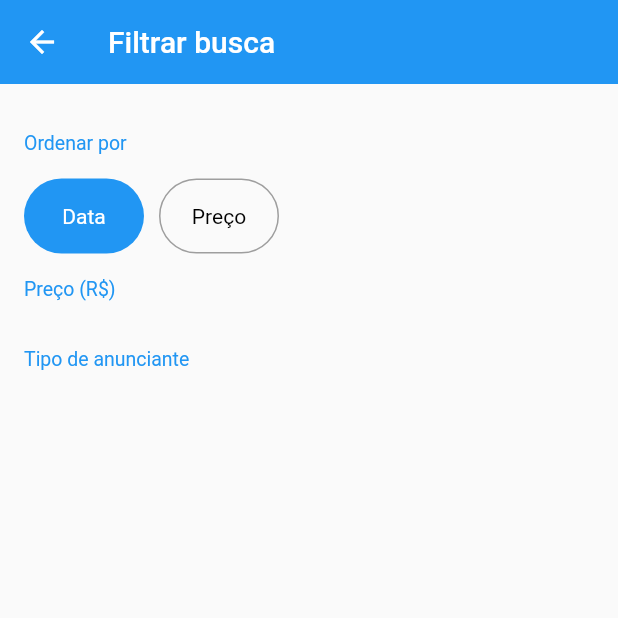
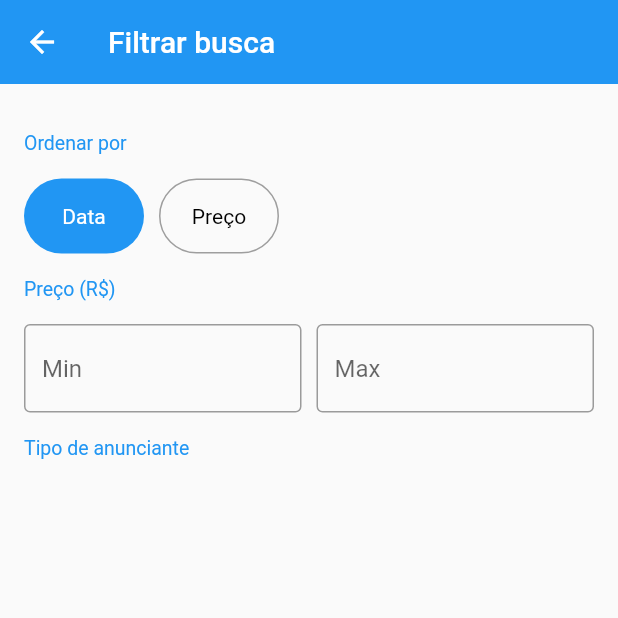
Before and after one commit to Ariosmaia/Projeto-Clone-OLX, a Flutter app: the FilterScreen screen opened directly, on a phone screen of 412 x 824 dp, the top half of it. Run offline on Flutter 3.47's test engine with Material 2 defaults, Android fonts, the phone set to English and light mode, and no system bars; our stand-ins replace brasil_fields, rxdart.

Commit message:
Criando o Campo de faixa de Preco

```diff
--- /dev/null
+++ b/lib/helpers/format_filed.dart
@@ -0,0 +1,3 @@
+String getSanitizedText(String text) {
+  return text.replaceAll(RegExp(r'[^\d]'), '');
+}
--- a/lib/screens/filter/filter_screen.dart
+++ b/lib/screens/filter/filter_screen.dart
@@ -1,6 +1,7 @@
 import 'package:flutter/material.dart';
 import 'package:xlo/models/filter.dart';
 import 'package:xlo/screens/filter/widgets/order_by_field.dart';
+import 'package:xlo/screens/filter/widgets/price_range_field.dart';
 import 'package:xlo/screens/filter/widgets/section_title.dart';
 
 class FilterScreen extends StatefulWidget {
@@ -30,6 +31,7 @@ class _FilterScreenState extends State<FilterScreen> {
                   onSaved: (v) {},
                 ),
                 const SectionTitle(title: 'Preço (R\$)'),
+                PriceRangeField(),
                 const SectionTitle(title: 'Tipo de anunciante'),
               ],
             ),
--- /dev/null
+++ b/lib/screens/filter/widgets/price_range_field.dart
@@ -0,0 +1,55 @@
+import 'package:brasil_fields/brasil_fields.dart';
+import 'package:flutter/material.dart';
+import 'package:flutter/services.dart';
+import 'package:xlo/helpers/format_filed.dart';
+
+class PriceRangeField extends StatelessWidget {
+  @override
+  Widget build(BuildContext context) {
+    return Row(
+      children: <Widget>[
+        Expanded(
+          child: TextFormField(
+            decoration: const InputDecoration(
+                border: OutlineInputBorder(), hintText: 'Min'),
+            keyboardType: const TextInputType.numberWithOptions(decimal: false),
+            inputFormatters: [
+              // Somente é capaz aceitar digitos, mesmo se algume colar alguma coisa
+              WhitelistingTextInputFormatter.digitsOnly,
+              // Vai colocar no padrão de reais e não permite centavos
+              RealInputFormatter(centavos: false),
+            ],
+            initialValue: null,
+            onSaved: (s) {},
+            validator: (s) {
+              if (s.isEmpty && int.tryParse(getSanitizedText(s)) == null)
+                return 'Utilize valores válidos';
+              return null;
+            },
+          ),
+        ),
+        const SizedBox(width: 10),
+        Expanded(
+          child: TextFormField(
+            decoration: const InputDecoration(
+                border: OutlineInputBorder(), hintText: 'Max'),
+            keyboardType: const TextInputType.numberWithOptions(decimal: false),
+            inputFormatters: [
+              // Somente é capaz aceitar digitos, mesmo se algume colar alguma coisa
+              WhitelistingTextInputFormatter.digitsOnly,
+              // Vai colocar no padrão de reais e não permite centavos
+              RealInputFormatter(centavos: false),
+            ],
+            initialValue: null,
+            onSaved: (s) {},
+            validator: (s) {
+              if (s.isEmpty && int.tryParse(getSanitizedText(s)) == null)
+                return 'Utilize valores válidos';
+              return null;
+            },
+          ),
+        ),
+      ],
+    );
+  }
+}
```
